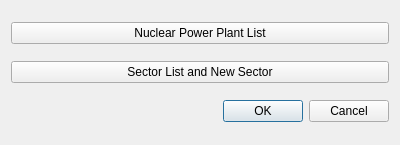
rduivenvoorde/sectorplot, file SectorPlot/sectorplot_dialog_base.ui: the form before one commit.
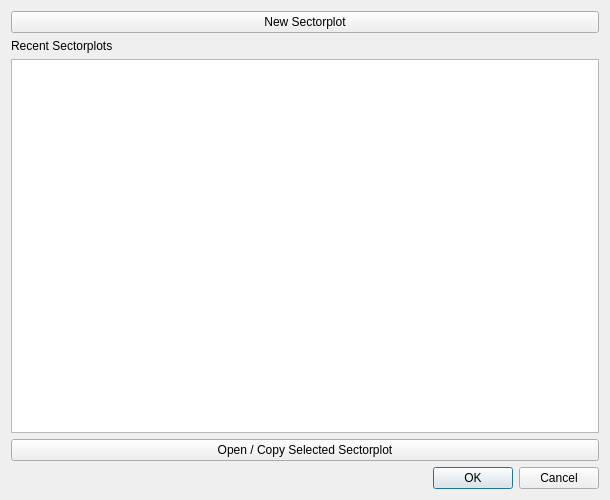
The form after the commit.

What changed in the file:
```diff
--- a/SectorPlot/sectorplot_dialog_base.ui
+++ b/SectorPlot/sectorplot_dialog_base.ui
@@ -6,15 +6,25 @@
    <rect>
     <x>0</x>
     <y>0</y>
-    <width>400</width>
-    <height>145</height>
+    <width>610</width>
+    <height>500</height>
    </rect>
   </property>
   <property name="windowTitle">
    <string>SectorPlot</string>
   </property>
   <layout class="QGridLayout" name="gridLayout">
-   <item row="2" column="0">
+   <item row="6" column="0" colspan="2">
+    <widget class="QPushButton" name="btn_open_sectorplot_dialog">
+     <property name="text">
+      <string>Open / Copy Selected Sectorplot</string>
+     </property>
+    </widget>
+   </item>
+   <item row="4" column="0" colspan="2">
+    <widget class="QTableView" name="tableView"/>
+   </item>
+   <item row="8" column="1">
     <widget class="QDialogButtonBox" name="button_box">
      <property name="orientation">
       <enum>Qt::Horizontal</enum>
@@ -24,17 +34,17 @@
      </property>
     </widget>
    </item>
-   <item row="0" column="0">
-    <widget class="QPushButton" name="btn_open_npp_dialog">
+   <item row="1" column="0" colspan="2">
+    <widget class="QPushButton" name="btn_new_sectorplot_dialog">
      <property name="text">
-      <string>Nuclear Power Plant List</string>
+      <string>New Sectorplot</string>
      </property>
     </widget>
    </item>
-   <item row="1" column="0">
-    <widget class="QPushButton" name="btn_open_sector_dialog">
+   <item row="2" column="0">
+    <widget class="QLabel" name="label_title">
      <property name="text">
-      <string>Sector List and New Sector</string>
+      <string>Recent Sectorplots</string>
      </property>
     </widget>
    </item>
```
